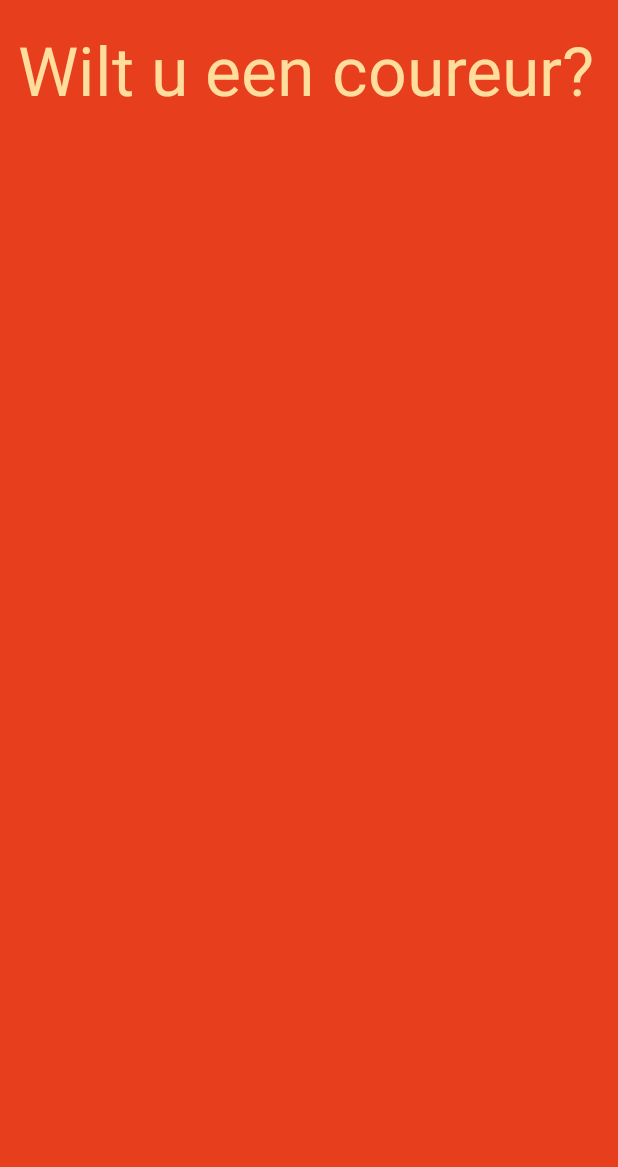
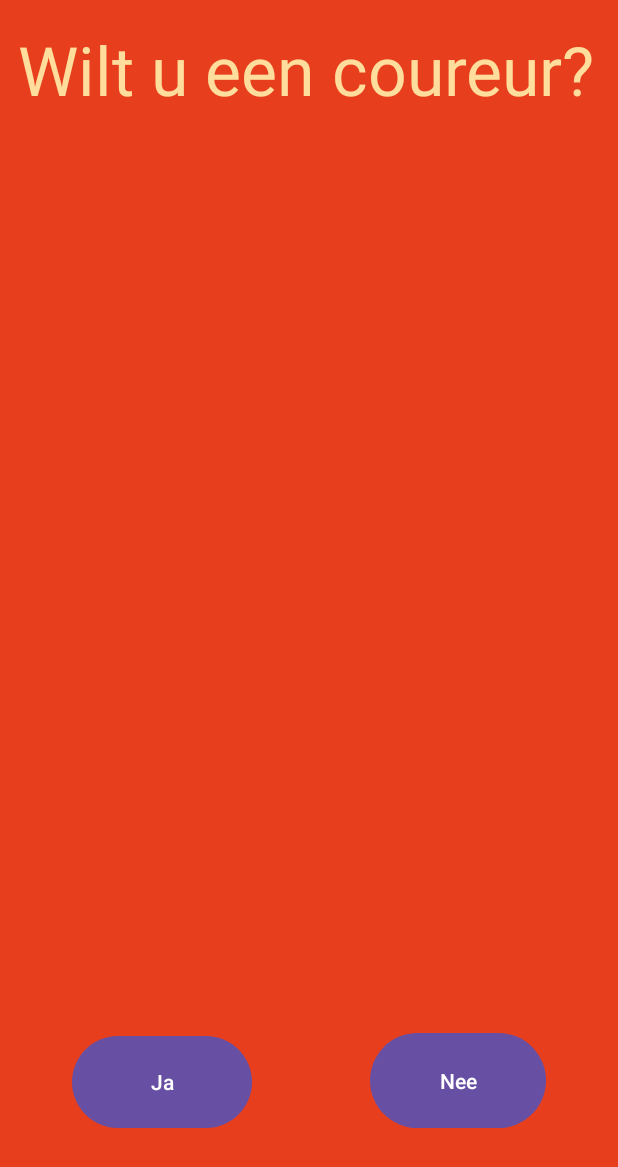
Before and after one commit to KoenCGamer/Android-Studio-ICT-HA3A-Koen-Roelfes, an Android app: the layout activity_page3.xml on its own in the app's theme, with its tools: preview values and no code run, on a phone screen of 412 x 824 dp. Shown: the top 1167 px of the screen. Run offline under Robolectric (Android 15) with nearby library versions, the phone set to English and light mode, and no system bars.

Commit message:
Page 4 added.
4 pages

```diff
--- a/app/src/main/AndroidManifest.xml
+++ b/app/src/main/AndroidManifest.xml
@@ -29,6 +29,10 @@
             android:name=".Page_3"
             android:exported="false"
             android:windowSoftInputMode="adjustResize" />
+        <activity
+            android:name=".Gegevens"
+            android:exported="false"
+            android:windowSoftInputMode="adjustResize" />
     </application>
 
 </manifest>
--- a/app/src/main/res/layout/activity_page3.xml
+++ b/app/src/main/res/layout/activity_page3.xml
@@ -22,12 +22,33 @@
 
     <TextView
         android:id="@+id/viewtest"
-        android:layout_width="324dp"
-        android:layout_height="219dp"
+        android:layout_width="375dp"
+        android:layout_height="112dp"
         android:textSize="34sp"
         app:layout_constraintBottom_toBottomOf="parent"
         app:layout_constraintEnd_toEndOf="parent"
-        app:layout_constraintHorizontal_bias="0.494"
+        app:layout_constraintHorizontal_bias="0.515"
         app:layout_constraintStart_toStartOf="parent"
-        app:layout_constraintTop_toTopOf="parent" />
+        app:layout_constraintTop_toTopOf="parent"
+        app:layout_constraintVertical_bias="0.56" />
+
+    <Button
+        android:id="@+id/coureurja"
+        android:layout_width="120dp"
+        android:layout_height="69dp"
+        android:layout_marginStart="48dp"
+        android:layout_marginBottom="68dp"
+        android:text="Ja"
+        app:layout_constraintBottom_toBottomOf="parent"
+        app:layout_constraintStart_toStartOf="parent" />
+
+    <Button
+        android:id="@+id/button2"
+        android:layout_width="117dp"
+        android:layout_height="71dp"
+        android:layout_marginEnd="48dp"
+        android:layout_marginBottom="68dp"
+        android:text="Nee"
+        app:layout_constraintBottom_toBottomOf="parent"
+        app:layout_constraintEnd_toEndOf="parent" />
 </androidx.constraintlayout.widget.ConstraintLayout>
```
Also changed, not shown: app/src/main/java/com/example/formule1/Gegevens.kt (added, +20 -0 lines), app/src/main/java/com/example/formule1/MainActivity2.kt (+5 -5 lines), app/src/main/java/com/example/formule1/Page_3.kt (+13 -4 lines), app/src/main/res/layout/activity_main2.xml (+7 -5 lines), app/src/main/res/layout/gegevens.xml (added, +73 -0 lines).
